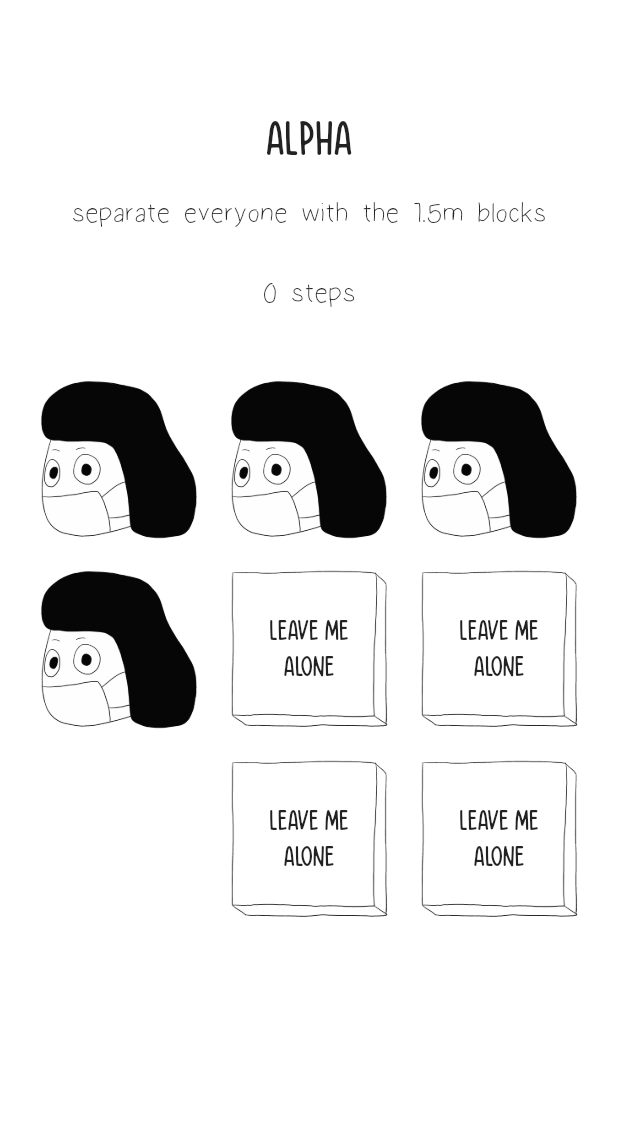
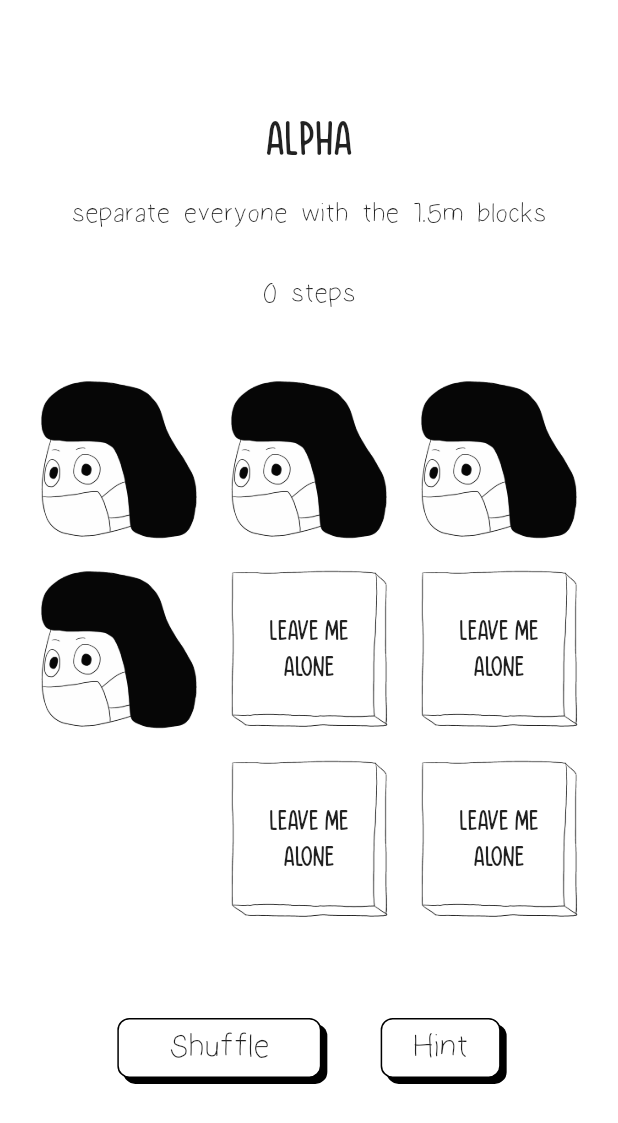
Before and after one commit to dylan-develop/leave_me_alone, a Flutter app: the PageContainer screen opened directly, on a phone screen of 412 x 824 dp. Shown: the top 1123 px of the screen. Run offline on Flutter 3.47's test engine with Material 2 defaults, Android fonts, the phone set to English and light mode, and no system bars; our stand-ins replace beamer, bloc, equatable, flutter_bloc, flutter_svg.

Commit message:
Adjust bottom section

```diff
--- a/lib/components/bottom_section.dart
+++ b/lib/components/bottom_section.dart
@@ -1,7 +1,7 @@
 import 'package:flutter/material.dart';
 import 'package:flutter_bloc/flutter_bloc.dart';
 import 'package:leave_me_alone/bloc/puzzle_bloc.dart';
-import 'package:leave_me_alone/components/elevated_button.dart';
+import 'package:leave_me_alone/components/app_elevated_button.dart';
 import 'package:leave_me_alone/components/popup_hints.dart';
 import 'package:leave_me_alone/helpers/modal_helper.dart';
 import 'package:leave_me_alone/models/puzzle.dart';
@@ -17,38 +17,77 @@ class BottomSection extends StatelessWidget {
     bool _hasNext = status == PuzzleStatus.complete &&
         puzzle.getDifficulty() != PuzzleDifficulty.values.last;
 
-    return Padding(
-      padding: const EdgeInsets.symmetric(
-        vertical: 32,
-        horizontal: 32,
-      ),
+    return SingleChildScrollView(
+      scrollDirection: Axis.horizontal,
       child: Row(
-        mainAxisAlignment: MainAxisAlignment.spaceEvenly,
+        mainAxisAlignment: MainAxisAlignment.center,
         children: [
-          CustomElevatedButton(
-            title: _hasNext ? 'Next level' : 'Shuffle',
-            onPressed: () {
-              if (_hasNext) {
+          AnimatedOpacity(
+            opacity: _hasNext ? 1 : 0,
+            duration: const Duration(milliseconds: 300),
+            child: Visibility(
+              visible: _hasNext,
+              child: AppElevatedButton(
+                width: 136,
+                height: 40,
+                title: 'Next Level',
+                onTap: () {
                   context.read<PuzzleBloc>().add(PuzzleInitialized(
-                    difficulty: PuzzleDifficulty.values[PuzzleDifficulty.values
-                        .indexOf(puzzle.getDifficulty())]));
-              } else {
-                context.read<PuzzleBloc>().add(PuzzleReset());
-              }
+                      difficulty: puzzle.getNextDifficulty()));
                 },
               ),
-          CustomElevatedButton(
-            title: _hasNext ? 'Again' : 'Hint',
-            onPressed: () {
-              if (_hasNext) {
+            ),
+          ),
+          AnimatedOpacity(
+            opacity: status == PuzzleStatus.incomplete ? 1 : 0,
+            duration: const Duration(milliseconds: 300),
+            child: Visibility(
+              visible: status == PuzzleStatus.incomplete,
+              child: AppElevatedButton(
+                width: 136,
+                height: 40,
+                title: 'Shuffle',
+                onTap: () {
                   context.read<PuzzleBloc>().add(PuzzleReset());
-              } else {
+                },
+              ),
+            ),
+          ),
+          Container(
+            width: 36 * MediaQuery.of(context).size.width / 375,
+          ),
+          AnimatedOpacity(
+            opacity: _hasNext ? 1 : 0,
+            duration: const Duration(milliseconds: 300),
+            child: Visibility(
+              visible: _hasNext,
+              child: AppElevatedButton(
+                width: 136,
+                height: 40,
+                title: 'Play Again',
+                onTap: () {
+                  context.read<PuzzleBloc>().add(PuzzleReset());
+                },
+              ),
+            ),
+          ),
+          AnimatedOpacity(
+            opacity: status == PuzzleStatus.incomplete ? 1 : 0,
+            duration: const Duration(milliseconds: 300),
+            child: Visibility(
+              visible: status == PuzzleStatus.incomplete,
+              child: AppElevatedButton(
+                width: 80,
+                height: 40,
+                title: 'Hint',
+                onTap: () {
                   showSlideDialog(
                     context: context,
                     child: const HintsPopup(),
                   );
-              }
                 },
+              ),
+            ),
           ),
         ],
       ),
--- a/lib/components/side_section.dart
+++ b/lib/components/side_section.dart
@@ -1,3 +1,4 @@
+import 'package:flutter/foundation.dart';
 import 'package:flutter/material.dart';
 import 'package:flutter_bloc/flutter_bloc.dart';
 import 'package:leave_me_alone/bloc/puzzle_bloc.dart';
@@ -65,6 +66,20 @@ class SideSection extends StatelessWidget {
                     margin: const EdgeInsets.symmetric(horizontal: 32),
                   ),
                   */
+                  AnimatedOpacity(
+                    opacity: status == PuzzleStatus.complete ? 1 : 0,
+                    duration: const Duration(milliseconds: 500),
+                    child: Container(
+                      margin: const EdgeInsets.only(right: 24),
+                      child: Visibility(
+                        visible: status == PuzzleStatus.complete,
+                        child: Image.asset(
+                          'assets/images/mask.png',
+                          width: 68,
+                        ),
+                      ),
+                    ),
+                  ),
                   Text(
                     '$moves steps',
                     style: const TextStyle(
--- a/lib/components/social_distance_block.dart
+++ b/lib/components/social_distance_block.dart
@@ -2,6 +2,8 @@ import 'dart:math';
 
 import 'package:flutter/foundation.dart';
 import 'package:flutter/material.dart';
+import 'package:flutter_bloc/flutter_bloc.dart';
+import 'package:leave_me_alone/bloc/puzzle_bloc.dart';
 
 class SocialDistanceBlock extends StatefulWidget {
   final bool isHints;
@@ -20,6 +22,8 @@ class _SocialDistanceBlockState extends State<SocialDistanceBlock> {
 
   @override
   Widget build(BuildContext context) {
+    final status = context.select((PuzzleBloc bloc) => bloc.state.status);
+
     return MouseRegion(
       onEnter: (event) {
         if (!widget.isHints) {
@@ -45,13 +49,13 @@ class _SocialDistanceBlockState extends State<SocialDistanceBlock> {
           ),
           Positioned.fill(
             child: LayoutBuilder(
-              builder: ((context, constraints) {
+              builder: (context, constraints) {
                 return FittedBox(
                   alignment: Alignment.center,
                   fit: BoxFit.fitWidth,
                   child: AnimatedOpacity(
                     duration: const Duration(milliseconds: 500),
-                    opacity: onHover ? 0 : 1,
+                    opacity: status == PuzzleStatus.incomplete && !onHover ? 1 : 0,
                     child: Container(
                       margin: EdgeInsets.symmetric(
                         horizontal: max(constraints.maxWidth * 0.2, 20),
@@ -66,7 +70,7 @@ class _SocialDistanceBlockState extends State<SocialDistanceBlock> {
                     ),
                   ),
                 );
-              }),
+              },
             ),
           ),
           Positioned.fill(
@@ -77,7 +81,7 @@ class _SocialDistanceBlockState extends State<SocialDistanceBlock> {
                   fit: BoxFit.fitWidth,
                   child: AnimatedOpacity(
                     duration: const Duration(milliseconds: 500),
-                    opacity: onHover ? 1 : 0,
+                    opacity: status == PuzzleStatus.incomplete && onHover ? 1 : 0,
                     child: Container(
                       margin: EdgeInsets.symmetric(
                         horizontal: max(constraints.maxWidth * 0.2, 20),
@@ -94,6 +98,31 @@ class _SocialDistanceBlockState extends State<SocialDistanceBlock> {
               }),
             ),
           ),
+          Positioned.fill(
+            child: LayoutBuilder(
+              builder: (context, constraints) {
+                return FittedBox(
+                  alignment: Alignment.center,
+                  fit: BoxFit.fitWidth,
+                  child: AnimatedOpacity(
+                    duration: const Duration(milliseconds: 500),
+                    opacity: status == PuzzleStatus.complete ? 1 : 0,
+                    child: Container(
+                      margin: EdgeInsets.symmetric(
+                        horizontal: max(constraints.maxWidth * 0.2, 20),
+                      ),
+                      child: const Text(
+                        'Congratz',
+                        style: TextStyle(
+                          fontFamily: 'ThinkBig',
+                        ),
+                      ),
+                    ),
+                  ),
+                );
+              },
+            ),
+          ),
         ],
       ),
     );
--- a/lib/models/puzzle.dart
+++ b/lib/models/puzzle.dart
@@ -21,6 +21,17 @@ class Puzzle extends Equatable {
         return PuzzleDifficulty.delta;
       default:
         return PuzzleDifficulty.alpha;
+    }
+  }
+
+  PuzzleDifficulty getNextDifficulty() {
+    final index = PuzzleDifficulty.values.indexOf(getDifficulty());
+    if (index >= PuzzleDifficulty.values.length - 1) {
+      return PuzzleDifficulty.values[index];
+    } else if (index <= -1) {
+      return PuzzleDifficulty.values[0];
+    } else {
+      return PuzzleDifficulty.values[index + 1];
     }
   }
 
```
Lines whose indentation alone changed are shown as unchanged.
